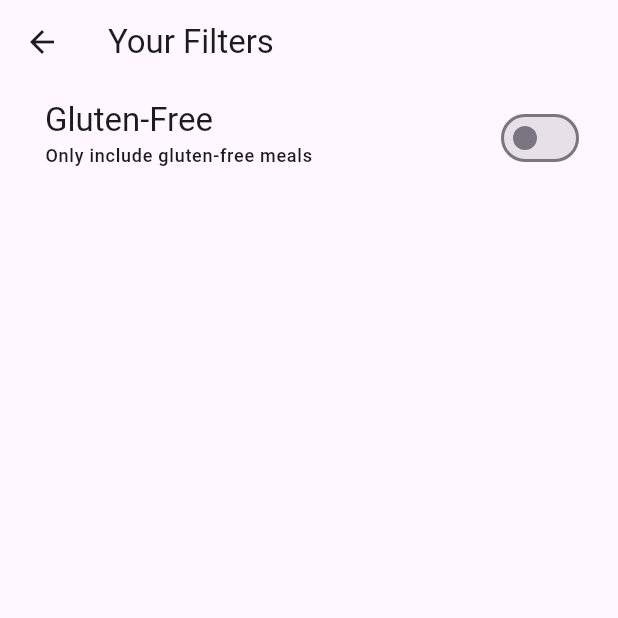
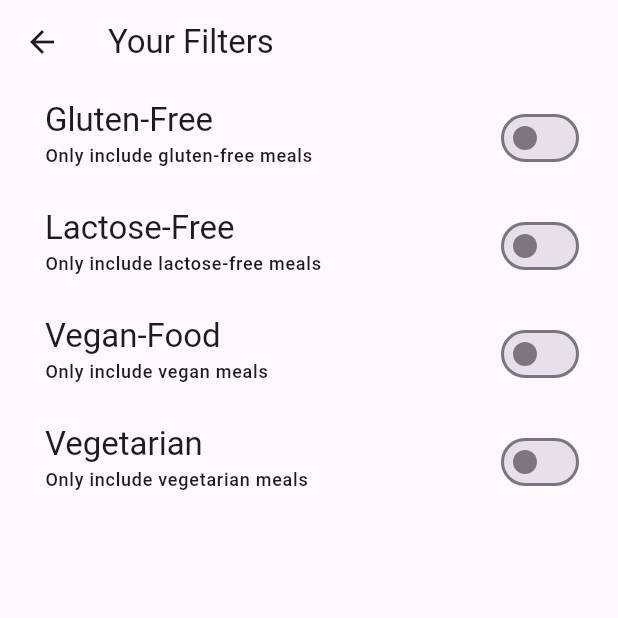
Before and after one commit to Ishtiaq-Hossen/Super-Meal, a Flutter app: the FilterScreen screen opened directly with empty values, on a phone screen of 412 x 824 dp, the top half of it. Run offline on Flutter 3.47's test engine with Material 3 defaults, Android fonts, the phone set to English and light mode, and no system bars; our stand-ins replace google_fonts, transparent_image; statements that could not run were skipped.

Commit message:
all filters applied

```diff
--- a/lib/Screns/filter_screen.dart
+++ b/lib/Screns/filter_screen.dart
@@ -27,6 +27,9 @@ class _FilterScreenState extends State<FilterScreen> {
     // TODO: implement initState
     super.initState();
     _glutenFreeFilterSet= widget.currentFilters[Filter.glutenFree]!;
+    _lactoseFreeFilterSet=widget.currentFilters[Filter.lactoseFree]!;
+    _veganFilterSet=widget.currentFilters[Filter.vegan]!;
+    _vegetarianFilterSet= widget.currentFilters[Filter.vegetarian]!;
   }
   @override
   Widget build(BuildContext context) {
@@ -40,6 +43,10 @@ class _FilterScreenState extends State<FilterScreen> {
           Navigator.of(context).pop(
             {
               Filter.glutenFree: _glutenFreeFilterSet,
+              Filter.lactoseFree: _lactoseFreeFilterSet,
+              Filter.vegan: _veganFilterSet,
+              Filter.vegetarian: _vegetarianFilterSet
+
             }
           );
           return false;
@@ -67,6 +74,72 @@ class _FilterScreenState extends State<FilterScreen> {
                 ),
               activeColor: Theme.of(context).colorScheme.tertiary,
               contentPadding: const EdgeInsets.only(left: 30,right: 22),
+            ),
+            SwitchListTile(
+              value: _lactoseFreeFilterSet,
+              onChanged: (newValue) {
+                setState(() {
+                  _lactoseFreeFilterSet=newValue;
+                });
+              },
+              title: Text('Lactose-Free',
+                style: Theme.of(context).textTheme.titleLarge!.copyWith(
+                  color: Theme.of(context).colorScheme.onBackground,
+                ),
+
+              ),
+              subtitle: Text(
+                  'Only include lactose-free meals',
+                  style: Theme.of(context).textTheme.labelMedium!.copyWith(
+                    color: Theme.of(context).colorScheme.onBackground,
+                  )
+              ),
+              activeColor: Theme.of(context).colorScheme.tertiary,
+              contentPadding: const EdgeInsets.only(left: 30,right: 22),
+            ),
+            SwitchListTile(
+              value: _veganFilterSet,
+              onChanged: (newValue) {
+                setState(() {
+                  _veganFilterSet=newValue;
+                });
+              },
+              title: Text('Vegan-Food',
+                style: Theme.of(context).textTheme.titleLarge!.copyWith(
+                  color: Theme.of(context).colorScheme.onBackground,
+                ),
+
+              ),
+              subtitle: Text(
+                  'Only include vegan meals',
+                  style: Theme.of(context).textTheme.labelMedium!.copyWith(
+                    color: Theme.of(context).colorScheme.onBackground,
+                  )
+              ),
+              activeColor: Theme.of(context).colorScheme.tertiary,
+              contentPadding: const EdgeInsets.only(left: 30,right: 22),
+            ),
+            SwitchListTile(
+              value: _vegetarianFilterSet,
+              onChanged: (newValue) {
+                setState(() {
+                  _vegetarianFilterSet=newValue;
+                });
+              },
+              title: Text('Vegetarian',
+                style: Theme.of(context).textTheme.titleLarge!.copyWith(
+                  color: Theme.of(context).colorScheme.onBackground,
+                ),
+
+              ),
+              subtitle: Text(
+                  'Only include vegetarian meals',
+                  style: Theme.of(context).textTheme.labelMedium!.copyWith(
+                    color: Theme.of(context).colorScheme.onBackground,
+                  )
+              ),
+              activeColor: Theme.of(context).colorScheme.tertiary,
+              contentPadding: const EdgeInsets.only(left: 30,right: 22),
             )
           ],
         ),
--- a/lib/Screns/tab_screen.dart
+++ b/lib/Screns/tab_screen.dart
@@ -8,6 +8,10 @@ import '../data/dummy_data.dart';
 import '../models/meal.dart';
 const KInitialFilter= {
   Filter.glutenFree:false,
+  Filter.lactoseFree:false,
+  Filter.vegan:false,
+  Filter.vegetarian:false,
+
 };
 class TabScreen extends StatefulWidget {
   const TabScreen({super.key});
@@ -71,8 +75,18 @@ class _TabScreenState extends State<TabScreen> {
       if(_selectedFilters[Filter.glutenFree]! && !meal.isGlutenFree){
         return false;
       }
+      if(_selectedFilters[Filter.lactoseFree]! && !meal.isLactoseFree){
+        return false;
+      }
+      if(_selectedFilters[Filter.vegan]! && !meal.isVegan){
+        return false;
+      }
+      if(_selectedFilters[Filter.vegetarian]! && !meal.isVegetarian){
+        return false;
+      }
       return true;
     }).toList();
+
     Widget activeScreen = CatagoriesScreen(
       onToggleFavourite: _toggleMealFavouriteStatus,
       availableMeals: availableMeals,
```
